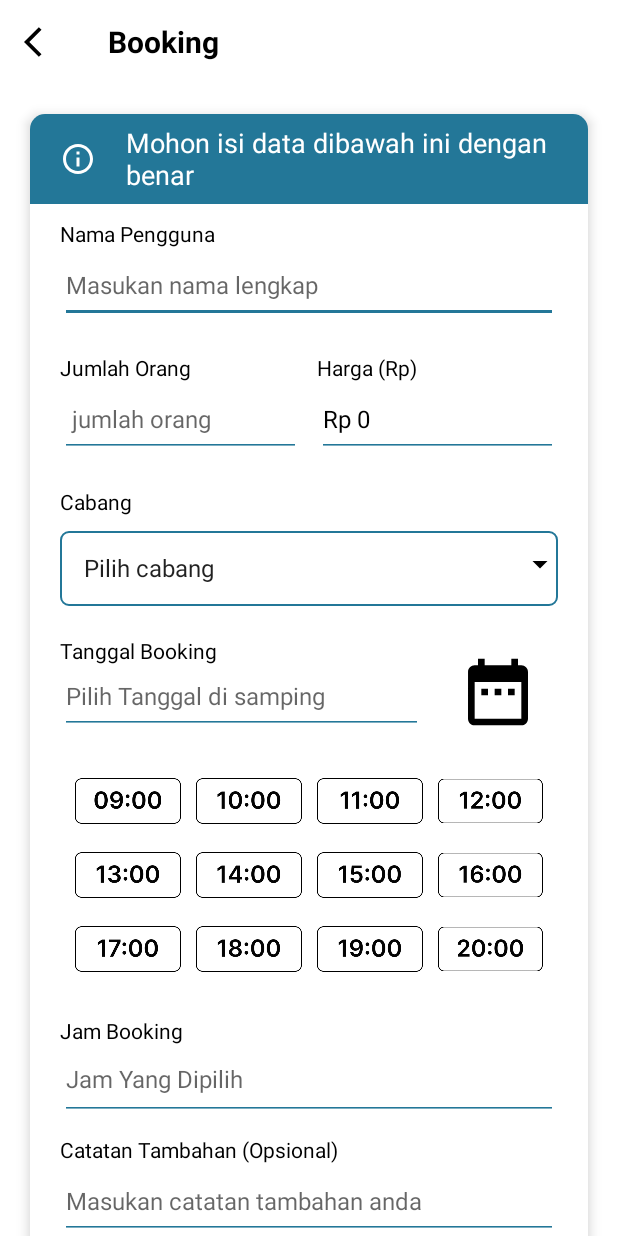
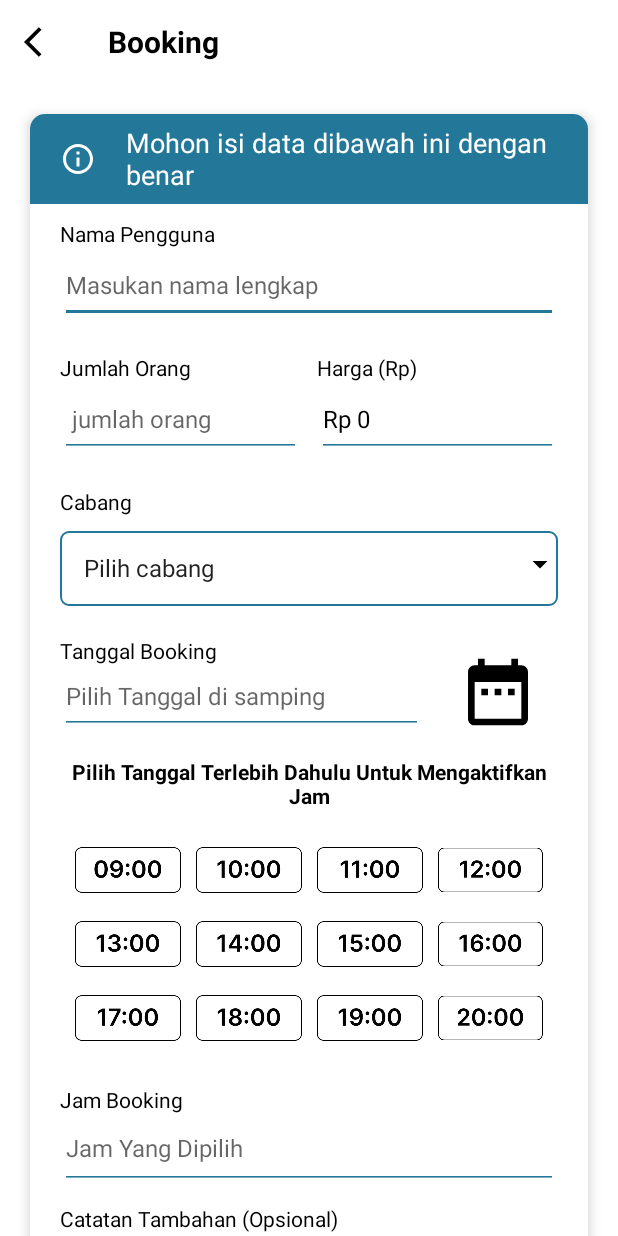
Before and after one commit to FadlyRamdhani23/PT-beres, an Android app: the InputDataActivity screen opened directly, with no data from a screen before it, on a phone screen of 412 x 824 dp. Run offline under Robolectric (Android 15) with nearby library versions, the phone set to English and light mode, and no system bars; our stand-ins replace Firebase (no records; nobody signed in at launch, a user with empty details on screens opened directly); 2 statements that could not run were skipped.

Commit message:
tanggal bisa

```diff
--- a/app/src/main/res/layout/activity_input_data.xml
+++ b/app/src/main/res/layout/activity_input_data.xml
@@ -290,7 +290,25 @@
                     android:layout_width="match_parent"
                     android:layout_height="wrap_content"
                     android:layout_marginStart="20dp"
-                    android:layout_marginTop="20dp"
+                    android:layout_marginTop="15dp"
+                    android:layout_marginEnd="20dp"
+                    android:orientation="horizontal">
+
+                    <TextView
+                        android:id="@+id/cekcjam"
+                        android:layout_width="match_parent"
+                        android:layout_height="match_parent"
+                        android:textStyle="bold"
+                        android:text="Pilih Tanggal Terlebih Dahulu Untuk Mengaktifkan Jam"
+                        android:textAlignment="center"
+                        android:textColor="@color/black"
+                        android:textSize="14sp" />
+                </LinearLayout>
+                    <LinearLayout
+                    android:layout_width="match_parent"
+                    android:layout_height="wrap_content"
+                    android:layout_marginStart="20dp"
+                    android:layout_marginTop="15dp"
                     android:layout_marginEnd="20dp"
                     android:orientation="horizontal">
                     <GridLayout
@@ -298,6 +316,7 @@
                         android:layout_height="wrap_content"
                         android:columnCount="4"
                         android:rowCount="2">
+
 
                         <ImageView
                             android:id="@+id/jam9"
```
Also changed, not shown: app/src/main/java/com/afg/hairpass/view/adapter/BookingAdapter.kt (+24 -9 lines), app/src/main/java/com/afg/hairpass/view/booking/activityBooking.kt (+43 -27 lines), app/src/main/java/com/afg/hairpass/view/input/InputDataActivity.kt (+65 -5 lines).
